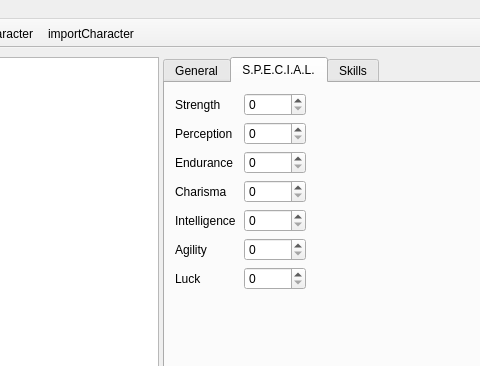
Qt form character-creator/ui/main_view.ui (DarthBubi/fallout-pnp-character-creator) before a commit; both pictures show x 250 to 730 and y 0 to 366 of the 1024 by 768 pixel window.
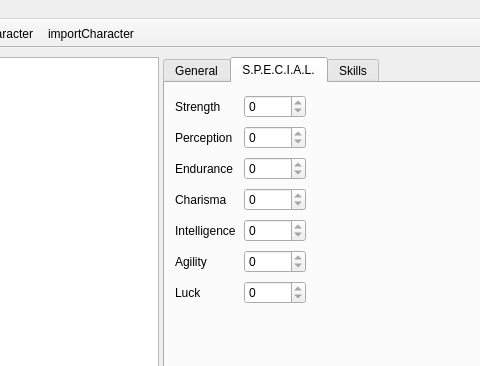
The same form after that commit. The open tabs and pages were chosen to show the change. Icons and pictures are not drawn.

Commit message: Fix bug showing wrong values in SPECIAL view

Diff of the .ui file:
```diff
--- a/character-creator/ui/main_view.ui
+++ b/character-creator/ui/main_view.ui
@@ -216,7 +216,7 @@
            <x>10</x>
            <y>10</y>
            <width>131</width>
-           <height>199</height>
+           <height>213</height>
           </rect>
          </property>
          <layout class="QGridLayout" name="gridLayout_2">
@@ -228,16 +228,32 @@
            </widget>
           </item>
           <item row="0" column="1">
-           <widget class="QSpinBox" name="strengthSpinBox"/>
+           <widget class="QSpinBox" name="strengthSpinBox">
+            <property name="readOnly">
+             <bool>true</bool>
+            </property>
+           </widget>
           </item>
           <item row="2" column="1">
-           <widget class="QSpinBox" name="enduranceBox"/>
+           <widget class="QSpinBox" name="enduranceBox">
+            <property name="readOnly">
+             <bool>true</bool>
+            </property>
+           </widget>
           </item>
           <item row="3" column="1">
-           <widget class="QSpinBox" name="charismaBox"/>
+           <widget class="QSpinBox" name="charismaBox">
+            <property name="readOnly">
+             <bool>true</bool>
+            </property>
+           </widget>
           </item>
           <item row="4" column="1">
-           <widget class="QSpinBox" name="intelligenceBox"/>
+           <widget class="QSpinBox" name="intelligenceBox">
+            <property name="readOnly">
+             <bool>true</bool>
+            </property>
+           </widget>
           </item>
           <item row="5" column="0">
            <widget class="QLabel" name="label_4">
@@ -261,7 +277,11 @@
            </widget>
           </item>
           <item row="5" column="1">
-           <widget class="QSpinBox" name="agilityBox"/>
+           <widget class="QSpinBox" name="agilityBox">
+            <property name="readOnly">
+             <bool>true</bool>
+            </property>
+           </widget>
           </item>
           <item row="6" column="0">
            <widget class="QLabel" name="label_7">
@@ -278,7 +298,11 @@
            </widget>
           </item>
           <item row="1" column="1">
-           <widget class="QSpinBox" name="perceptionBox"/>
+           <widget class="QSpinBox" name="perceptionBox">
+            <property name="readOnly">
+             <bool>true</bool>
+            </property>
+           </widget>
           </item>
           <item row="2" column="0">
            <widget class="QLabel" name="label_3">
@@ -288,7 +312,11 @@
            </widget>
           </item>
           <item row="6" column="1">
-           <widget class="QSpinBox" name="luckBox"/>
+           <widget class="QSpinBox" name="luckBox">
+            <property name="readOnly">
+             <bool>true</bool>
+            </property>
+           </widget>
           </item>
          </layout>
         </widget>
```
Left out of the diff: 2 changed lines with no effect on the pictures. The commit also changes 2 other files.
